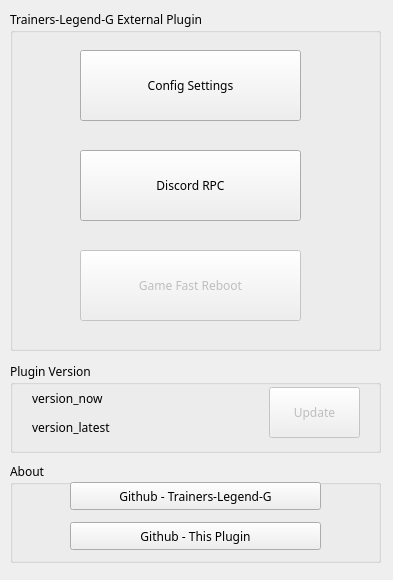
First picture: the form in gui/qtui/main_ui.ui, repository chinosk6/Trainers-Legend-G-External-Plugin, before the edit.
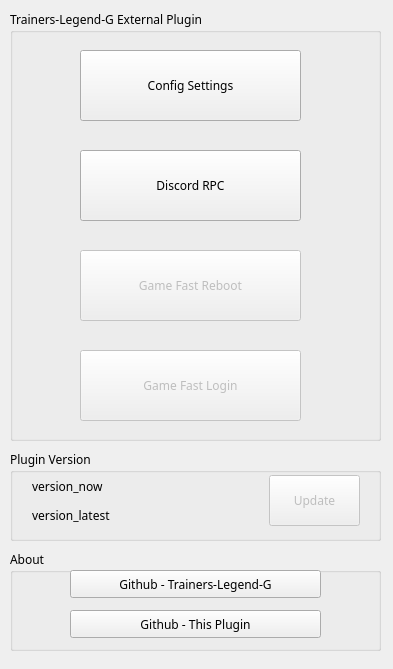
Second picture: the form after the edit.

Diff of the .ui file:
```diff
--- a/gui/qtui/main_ui.ui
+++ b/gui/qtui/main_ui.ui
@@ -7,7 +7,7 @@
     <x>0</x>
     <y>0</y>
     <width>393</width>
-    <height>580</height>
+    <height>669</height>
    </rect>
   </property>
   <property name="font">
@@ -25,7 +25,7 @@
       <x>10</x>
       <y>10</y>
       <width>371</width>
-      <height>341</height>
+      <height>431</height>
      </rect>
     </property>
     <property name="title">
@@ -73,12 +73,28 @@
       <string>Discord RPC</string>
      </property>
     </widget>
+    <widget class="QPushButton" name="pushButton_fast_login">
+     <property name="enabled">
+      <bool>false</bool>
+     </property>
+     <property name="geometry">
+      <rect>
+       <x>70</x>
+       <y>340</y>
+       <width>221</width>
+       <height>71</height>
+      </rect>
+     </property>
+     <property name="text">
+      <string>Game Fast Login</string>
+     </property>
+    </widget>
    </widget>
    <widget class="QGroupBox" name="groupBox_2">
     <property name="geometry">
      <rect>
       <x>10</x>
-      <y>462</y>
+      <y>550</y>
       <width>371</width>
       <height>101</height>
      </rect>
@@ -117,7 +133,7 @@
     <property name="geometry">
      <rect>
       <x>10</x>
-      <y>362</y>
+      <y>450</y>
       <width>371</width>
       <height>91</height>
      </rect>
```
